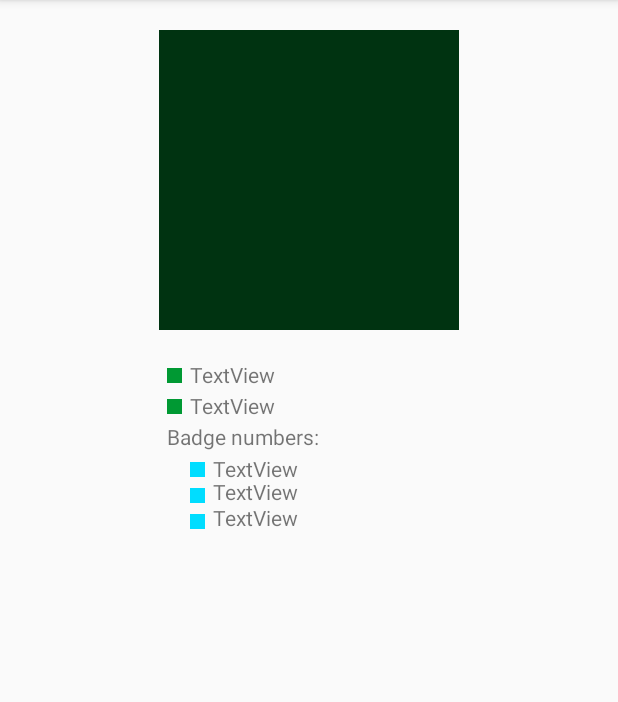
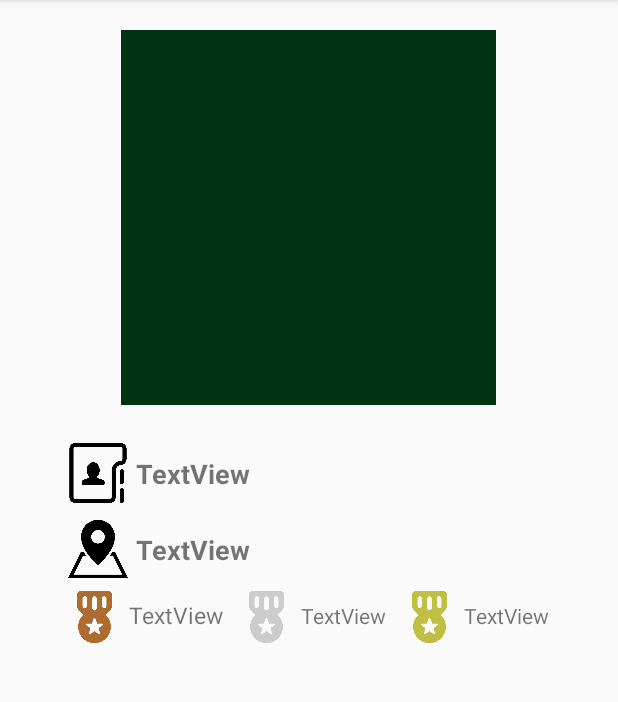
Before and after one commit to DanGrigore/Top-10-stack-overflow-App, an Android app: the DetailsPage screen opened directly, with no data from a screen before it, on a phone screen of 412 x 824 dp, the part 84-786 px from its top. Run offline under Robolectric (Android 15) with nearby library versions, the phone set to English and light mode, and no system bars.

Commit message:
UI update

```diff
--- a/app/src/main/AndroidManifest.xml
+++ b/app/src/main/AndroidManifest.xml
@@ -13,14 +13,14 @@
         android:roundIcon="@mipmap/ic_launcher_round"
         android:supportsRtl="true"
         android:theme="@style/AppTheme">
-        <activity android:name=".MainActivity">
+        <activity android:name=".Top10page">
             <intent-filter>
                 <action android:name="android.intent.action.MAIN" />
 
                 <category android:name="android.intent.category.LAUNCHER" />
             </intent-filter>
         </activity>
-        <activity android:name=".Main2Activity"></activity>
+        <activity android:name=".DetailsPage" />
+
     </application>
-
 </manifest>
--- a/app/src/main/java/com/example/grigo/ab4/Main2Activity.java
+++ b/app/src/main/java/com/example/grigo/ab4/DetailsPage.java
@@ -2,7 +2,6 @@ package com.example.grigo.ab4;
 
 import android.annotation.SuppressLint;
 import android.graphics.Bitmap;
-import android.media.Image;
 import android.support.v7.app.AppCompatActivity;
 import android.os.Bundle;
 import android.view.View;
@@ -14,13 +13,13 @@ import com.nostra13.universalimageloader.core.ImageLoader;
 import com.nostra13.universalimageloader.core.assist.FailReason;
 import com.nostra13.universalimageloader.core.listener.ImageLoadingListener;
 
-public class Main2Activity extends AppCompatActivity {
+public class DetailsPage extends AppCompatActivity {
 
     @SuppressLint("SetTextI18n")
     @Override
     protected void onCreate(Bundle savedInstanceState) {
         super.onCreate(savedInstanceState);
-        setContentView(R.layout.activity_main2);
+        setContentView(R.layout.details_layout);
 
         ImageView biggerProfilePictureImg = findViewById(R.id.biggerProfilePictureImg);
         TextView nameTag = findViewById(R.id.nameTag);
--- a/app/src/main/java/com/example/grigo/ab4/MainActivity.java
+++ b/app/src/main/java/com/example/grigo/ab4/Top10page.java
@@ -1,6 +1,7 @@
 package com.example.grigo.ab4;
 
 import android.app.ProgressDialog;
+import android.content.Intent;
 import android.os.AsyncTask;
 import android.support.v7.app.AppCompatActivity;
 import android.os.Bundle;
@@ -26,15 +27,16 @@ import java.util.ArrayList;
 import java.util.List;
 
 
-public class MainActivity extends AppCompatActivity {
+public class Top10page extends AppCompatActivity {
 
     private ListView listView;
     private ProgressDialog dialog;
 
     @Override
     protected void onCreate(Bundle savedInstanceState) {
+
         super.onCreate(savedInstanceState);
-        setContentView(R.layout.activity_main);
+        setContentView(R.layout.top10_layout);
 
         dialog = new ProgressDialog(this);
         dialog.setIndeterminate(true);
@@ -58,13 +60,6 @@ public class MainActivity extends AppCompatActivity {
 
     }
 
-    public class NoConnectivityException extends IOException {
-
-        @Override
-        public String getMessage() {
-            return "No network available, please check your WiFi or Data connection";
-        }
-    }
 
     public class GetPersons extends AsyncTask<String, String, List<UserModel>> {
 
--- a/app/src/main/java/com/example/grigo/ab4/UserAdapter.java
+++ b/app/src/main/java/com/example/grigo/ab4/UserAdapter.java
@@ -1,12 +1,8 @@
 package com.example.grigo.ab4;
 
-import android.app.Activity;
-import android.app.ProgressDialog;
 import android.content.Context;
 import android.content.Intent;
 import android.graphics.Bitmap;
-import android.media.Image;
-import android.support.annotation.LayoutRes;
 import android.support.annotation.NonNull;
 import android.support.annotation.Nullable;
 import android.view.LayoutInflater;
@@ -22,10 +18,6 @@ import com.nostra13.universalimageloader.core.ImageLoader;
 import com.nostra13.universalimageloader.core.assist.FailReason;
 import com.nostra13.universalimageloader.core.listener.ImageLoadingListener;
 
-import org.w3c.dom.Text;
-
-import java.io.Serializable;
-import java.util.Currency;
 import java.util.List;
 
 /**
@@ -91,7 +83,7 @@ public class UserAdapter extends ArrayAdapter {
         convertView.setOnClickListener(new View.OnClickListener(){
             @Override
             public void onClick(View v) {
-                Intent intent = new Intent(getContext().getApplicationContext(),Main2Activity.class);
+                Intent intent = new Intent(getContext().getApplicationContext(),DetailsPage.class);
                 intent.putExtra("name",userModelList.get(position).getDisplay_name());
                 intent.putExtra("profilePicutre",userModelList.get(position).getProfile_image());
                 intent.putExtra("location",userModelList.get(position).getLocation());
--- a/app/src/main/res/layout/activity_main2.xml
+++ b/app/src/main/res/layout/details_layout.xml
@@ -4,7 +4,7 @@
     xmlns:tools="http://schemas.android.com/tools"
     android:layout_width="match_parent"
     android:layout_height="match_parent"
-    tools:context="com.example.grigo.ab4.Main2Activity">
+    tools:context="com.example.grigo.ab4.DetailsPage">
 
     <RelativeLayout
         android:layout_width="match_parent"
@@ -25,8 +25,8 @@
 
             <ImageView
                 android:id="@+id/biggerProfilePictureImg"
-                android:layout_width="200dp"
-                android:layout_height="200dp"
+                android:layout_width="250dp"
+                android:layout_height="250dp"
                 android:layout_alignParentTop="true"
                 android:layout_centerHorizontal="true"
                 app:srcCompat="@color/colorAccent" />
@@ -34,28 +34,134 @@
             <ProgressBar
                 android:id="@+id/progressBar2"
                 style="?android:attr/progressBarStyle"
-                android:layout_gravity="center"
                 android:layout_width="wrap_content"
-                android:layout_height="wrap_content" />
+                android:layout_height="wrap_content"
+                android:layout_gravity="center" />
         </FrameLayout>
 
         <RelativeLayout
-            android:layout_width="200dp"
+            android:layout_width="match_parent"
             android:layout_height="wrap_content"
             android:layout_alignParentBottom="true"
             android:layout_below="@+id/biggerProfilePicture"
             android:layout_centerHorizontal="true"
+            android:paddingLeft="40dp"
+            android:paddingRight="40dp"
             android:layout_marginTop="20dp"
             android:orientation="vertical">
 
-            <ImageView
-                android:id="@+id/namePic"
-                android:layout_width="10dp"
-                android:layout_height="10dp"
-                android:layout_margin="5dp"
-                app:srcCompat="@color/colorPrimary" />
+            <LinearLayout
+                android:id="@+id/nameLinear"
+                android:layout_width="match_parent"
+                android:layout_height="wrap_content"
+                android:layout_alignParentLeft="true"
+                android:layout_alignParentStart="true"
+                android:layout_alignParentTop="true"
+                android:orientation="horizontal">
 
-            <TextView
+                <ImageView
+                    android:id="@+id/namePic"
+                    android:layout_width="40dp"
+                    android:layout_height="40dp"
+                    android:layout_margin="5dp"
+                    android:layout_weight="0"
+                    android:src="@drawable/person_image" />
+
+                <TextView
+                    android:id="@+id/nameTag"
+                    android:layout_width="wrap_content"
+                    android:layout_height="match_parent"
+                    android:layout_weight="1"
+                    android:paddingTop="13dp"
+                    android:text="TextView"
+                    android:textSize="18sp"
+                    android:textStyle="bold" />
+            </LinearLayout>
+
+            <LinearLayout
+                android:id="@+id/locationLinear"
+                android:layout_width="match_parent"
+                android:layout_height="wrap_content"
+                android:layout_alignParentLeft="true"
+                android:layout_alignParentStart="true"
+                android:layout_below="@+id/nameLinear"
+                android:orientation="horizontal">
+
+                <ImageView
+                    android:id="@+id/locationPic"
+                    android:layout_width="40dp"
+                    android:layout_height="40dp"
+                    android:layout_margin="5dp"
+                    android:layout_weight="0"
+                    android:src="@drawable/location_image" />
+
+                <TextView
+                    android:id="@+id/locationTag"
+                    android:layout_width="wrap_content"
+                    android:layout_height="wrap_content"
+                    android:layout_weight="1"
+                    android:paddingTop="13dp"
+                    android:text="TextView"
+                    android:textSize="18sp"
+                    android:textStyle="bold" />
+            </LinearLayout>
+
+            <LinearLayout
+                android:id="@+id/badgeSection"
+                android:layout_width="match_parent"
+                android:layout_height="wrap_content"
+                android:layout_below="@+id/locationLinear"
+                android:layout_centerHorizontal="true"
+                android:orientation="horizontal">
+
+                <ImageView
+                    android:id="@+id/bronzeMedals"
+                    android:layout_width="40dp"
+                    android:layout_height="40dp"
+                    android:layout_weight="1"
+                    app:srcCompat="@drawable/bronze_medal" />
+
+                <TextView
+                    android:id="@+id/bronzeMedalsTag"
+                    android:layout_width="wrap_content"
+                    android:layout_height="wrap_content"
+                    android:textSize="15sp"
+                    android:paddingTop="8dp"
+                    android:layout_weight="1"
+                    android:text="TextView" />
+
+                <ImageView
+                    android:id="@+id/silverMedals"
+                    android:layout_width="40dp"
+                    android:layout_height="40dp"
+                    android:layout_weight="1"
+                    app:srcCompat="@drawable/silver_medal" />
+
+                <TextView
+                    android:id="@+id/silverMedalsTag"
+                    android:layout_width="wrap_content"
+                    android:layout_height="wrap_content"
+                    android:layout_weight="1"
+                    android:text="TextView" />
+
+                <ImageView
+                    android:id="@+id/goldMedals"
+                    android:layout_width="40dp"
+                    android:layout_height="40dp"
+                    android:layout_weight="1"
+                    app:srcCompat="@drawable/gold_medal" />
+
+                <TextView
+                    android:id="@+id/goldMedalsTag"
+                    android:layout_width="wrap_content"
+                    android:layout_height="wrap_content"
+                    android:layout_weight="1"
+                    android:text="TextView" />
+            </LinearLayout>
+
+            <![CDATA[
+
+            TextView
                 android:id="@+id/nameTag"
                 android:layout_width="wrap_content"
                 android:layout_height="wrap_content"
@@ -64,7 +170,7 @@
                 android:layout_toRightOf="@+id/namePic"
                 android:text="TextView" />
 
-            <ImageView
+            ImageView
                 android:id="@+id/locationPic"
                 android:layout_width="10dp"
                 android:layout_height="10dp"
@@ -72,7 +178,7 @@
                 android:layout_margin="5dp"
                 app:srcCompat="@color/colorPrimary" />
 
-            <TextView
+            TextView
                 android:id="@+id/locationTag"
                 android:layout_width="wrap_content"
                 android:layout_height="wrap_content"
@@ -81,7 +187,7 @@
                 android:layout_toRightOf="@+id/locationPic"
                 android:text="TextView" />
 
-            <TextView
+            TextView
                 android:id="@+id/badgeNumbers"
                 android:layout_width="wrap_content"
                 android:layout_height="wrap_content"
@@ -90,7 +196,7 @@
                 android:layout_below="@+id/locationPic"
                 android:text="Badge numbers:" />
 
-            <ImageView
+            ImageView
                 android:id="@+id/bronzeMedals"
                 android:layout_width="10dp"
                 android:layout_height="10dp"
@@ -100,7 +206,7 @@
                 android:layout_marginTop="7dp"
                 app:srcCompat="@android:color/holo_blue_bright" />
 
-            <ImageView
+            ImageView
                 android:id="@+id/silverMedals"
                 android:layout_width="10dp"
                 android:layout_height="10dp"
@@ -110,28 +216,28 @@
                 android:layout_marginTop="7dp"
                 app:srcCompat="@android:color/holo_blue_bright" />
 
-            <ImageView
+            ImageView
                 android:id="@+id/goldMedals"
                 android:layout_width="10dp"
                 android:layout_height="10dp"
-                android:layout_alignLeft="@+id/silverMedals"
-                android:layout_alignStart="@+id/silverMedals"
                 android:layout_below="@+id/silverMedals"
                 android:layout_marginTop="7dp"
+                android:layout_toEndOf="@+id/silverMedals"
+                android:layout_toRightOf="@+id/silverMedals"
                 app:srcCompat="@android:color/holo_blue_bright" />
 
-            <TextView
+            TextView
                 android:id="@+id/bronzeMedalsTag"
                 android:layout_width="wrap_content"
                 android:layout_height="wrap_content"
                 android:layout_below="@+id/badgeNumbers"
+                android:layout_marginLeft="5dp"
+                android:layout_marginTop="2dp"
                 android:layout_toEndOf="@+id/bronzeMedals"
                 android:layout_toRightOf="@+id/bronzeMedals"
-                android:layout_marginLeft="5dp"
-                android:layout_marginTop="2dp"
                 android:text="TextView" />
 
-            <TextView
+            TextView
                 android:id="@+id/silverMedalsTag"
                 android:layout_width="wrap_content"
                 android:layout_height="wrap_content"
@@ -140,7 +246,7 @@
                 android:layout_below="@+id/bronzeMedals"
                 android:text="TextView" />
 
-            <TextView
+            TextView
                 android:id="@+id/goldMedalsTag"
                 android:layout_width="wrap_content"
                 android:layout_height="wrap_content"
@@ -150,6 +256,7 @@
                 android:text="TextView" />
 
 
+        ]]>
         </RelativeLayout>
 
     </RelativeLayout>
--- a/app/src/main/res/layout/activity_main.xml
+++ b/app/src/main/res/layout/top10_layout.xml
@@ -4,7 +4,7 @@
     xmlns:tools="http://schemas.android.com/tools"
     android:layout_width="match_parent"
     android:layout_height="match_parent"
-    tools:context="com.example.grigo.ab4.MainActivity">
+    tools:context="com.example.grigo.ab4.Top10page">
 
     <ListView
         android:id="@+id/listView"
--- a/app/src/main/res/values/strings.xml
+++ b/app/src/main/res/values/strings.xml
@@ -1,3 +1,4 @@
 <resources>
     <string name="app_name">Top 10 stack-overflow users</string>
+    <string name="title_activity_display_message"> Test</string>
 </resources>
```
Also changed, not shown: app/src/main/res/drawable/bronze_medal.png (added), app/src/main/res/drawable/gold_medal.png (added), app/src/main/res/drawable/location_image.png (added), app/src/main/res/drawable/person_image.png (added), app/src/main/res/drawable/silver_medal.png (added).
